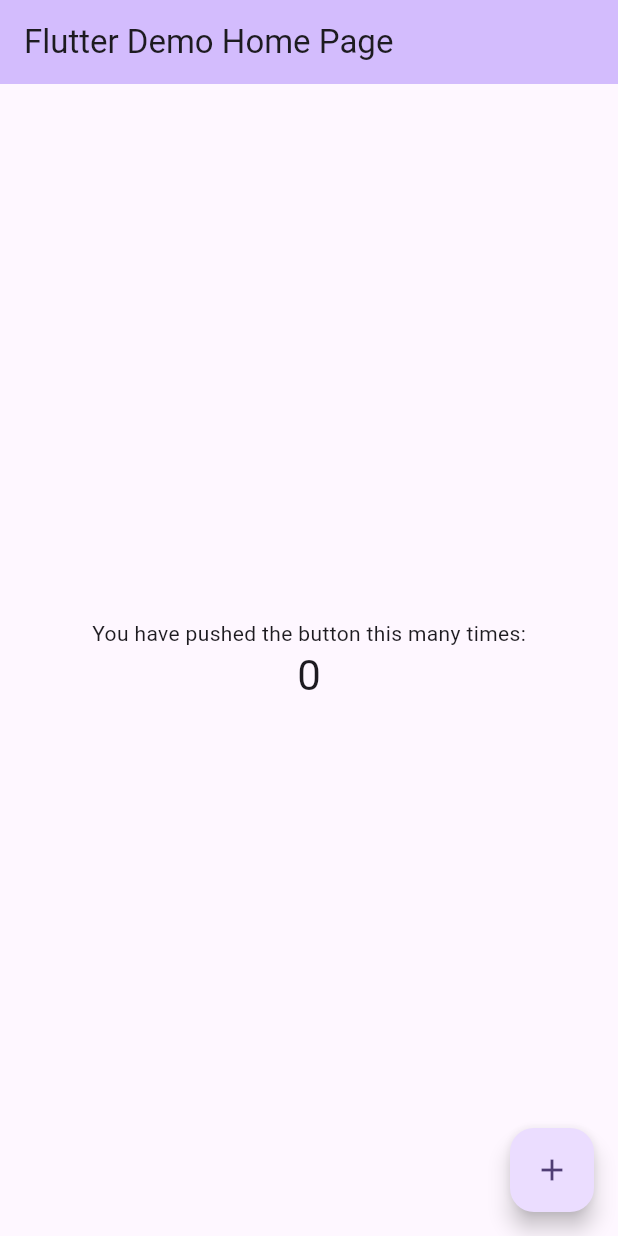
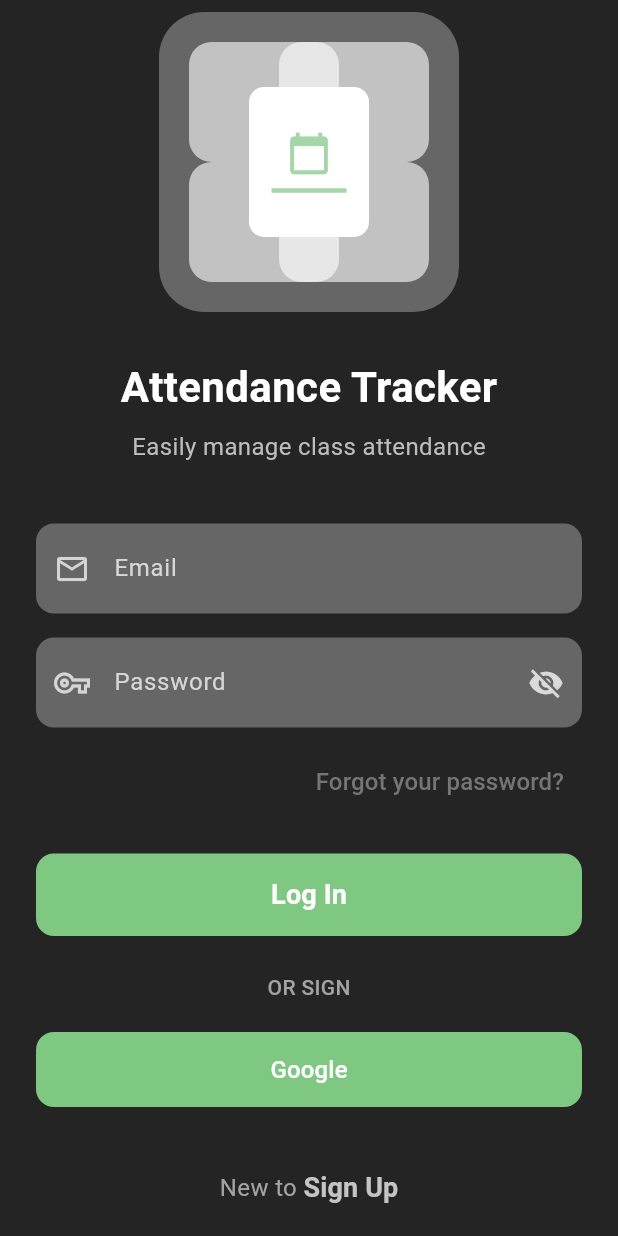
Before and after one commit to Alessandro-CC05/attendance_new, a Flutter app: the screen it shows after launch, on a phone screen of 412 x 824 dp. Run offline on Flutter 3.47's test engine with Material 3 defaults, Android fonts, the light colour scheme and no system bars.

Commit message:
login_ui

```diff
--- a/lib/main.dart
+++ b/lib/main.dart
@@ -1,122 +1,22 @@
 import 'package:flutter/material.dart';
+import './ui/pages/login_page.dart';
 
 void main() {
   runApp(const MyApp());
 }
 
 class MyApp extends StatelessWidget {
-  const MyApp({super.key});
+  const MyApp({Key? key}) : super(key: key);
 
-  // This widget is the root of your application.
   @override
   Widget build(BuildContext context) {
     return MaterialApp(
-      title: 'Flutter Demo',
+      title: 'Attendance Tracker',
+      debugShowCheckedModeBanner: false,
       theme: ThemeData(
-        // This is the theme of your application.
-        //
-        // TRY THIS: Try running your application with "flutter run". You'll see
-        // the application has a purple toolbar. Then, without quitting the app,
-        // try changing the seedColor in the colorScheme below to Colors.green
-        // and then invoke "hot reload" (save your changes or press the "hot
-        // reload" button in a Flutter-supported IDE, or press "r" if you used
-        // the command line to start the app).
-        //
-        // Notice that the counter didn't reset back to zero; the application
-        // state is not lost during the reload. To reset the state, use hot
-        // restart instead.
-        //
-        // This works for code too, not just values: Most code changes can be
-        // tested with just a hot reload.
-        colorScheme: .fromSeed(seedColor: Colors.deepPurple),
+        primarySwatch: Colors.green,
       ),
-      home: const MyHomePage(title: 'Flutter Demo Home Page'),
+      home: const AttendanceLoginScreen(),
     );
   }
 }
-
-class MyHomePage extends StatefulWidget {
-  const MyHomePage({super.key, required this.title});
-
-  // This widget is the home page of your application. It is stateful, meaning
-  // that it has a State object (defined below) that contains fields that affect
-  // how it looks.
-
-  // This class is the configuration for the state. It holds the values (in this
-  // case the title) provided by the parent (in this case the App widget) and
-  // used by the build method of the State. Fields in a Widget subclass are
-  // always marked "final".
-
-  final String title;
-
-  @override
-  State<MyHomePage> createState() => _MyHomePageState();
-}
-
-class _MyHomePageState extends State<MyHomePage> {
-  int _counter = 0;
-
-  void _incrementCounter() {
-    setState(() {
-      // This call to setState tells the Flutter framework that something has
-      // changed in this State, which causes it to rerun the build method below
-      // so that the display can reflect the updated values. If we changed
-      // _counter without calling setState(), then the build method would not be
-      // called again, and so nothing would appear to happen.
-      _counter++;
-    });
-  }
-
-  @override
-  Widget build(BuildContext context) {
-    // This method is rerun every time setState is called, for instance as done
-    // by the _incrementCounter method above.
-    //
-    // The Flutter framework has been optimized to make rerunning build methods
-    // fast, so that you can just rebuild anything that needs updating rather
-    // than having to individually change instances of widgets.
-    return Scaffold(
-      appBar: AppBar(
-        // TRY THIS: Try changing the color here to a specific color (to
-        // Colors.amber, perhaps?) and trigger a hot reload to see the AppBar
-        // change color while the other colors stay the same.
-        backgroundColor: Theme.of(context).colorScheme.inversePrimary,
-        // Here we take the value from the MyHomePage object that was created by
-        // the App.build method, and use it to set our appbar title.
-        title: Text(widget.title),
-      ),
-      body: Center(
-        // Center is a layout widget. It takes a single child and positions it
-        // in the middle of the parent.
-        child: Column(
-          // Column is also a layout widget. It takes a list of children and
-          // arranges them vertically. By default, it sizes itself to fit its
-          // children horizontally, and tries to be as tall as its parent.
-          //
-          // Column has various properties to control how it sizes itself and
-          // how it positions its children. Here we use mainAxisAlignment to
-          // center the children vertically; the main axis here is the vertical
-          // axis because Columns are vertical (the cross axis would be
-          // horizontal).
-          //
-          // TRY THIS: Invoke "debug painting" (choose the "Toggle Debug Paint"
-          // action in the IDE, or press "p" in the console), to see the
-          // wireframe for each widget.
-          mainAxisAlignment: .center,
-          children: [
-            const Text('You have pushed the button this many times:'),
-            Text(
-              '$_counter',
-              style: Theme.of(context).textTheme.headlineMedium,
-            ),
-          ],
-        ),
-      ),
-      floatingActionButton: FloatingActionButton(
-        onPressed: _incrementCounter,
-        tooltip: 'Increment',
-        child: const Icon(Icons.add),
-      ),
-    );
-  }
-}
--- a/lib/ui/pages/login_page.dart
+++ b/lib/ui/pages/login_page.dart
@@ -0,0 +1,321 @@
+import 'package:flutter/material.dart';
+
+class AttendanceLoginScreen extends StatefulWidget {
+  const AttendanceLoginScreen({Key? key}) : super(key: key);
+
+  @override
+  State<AttendanceLoginScreen> createState() => _AttendanceLoginScreenState();
+}
+
+class _AttendanceLoginScreenState extends State<AttendanceLoginScreen> {
+  final _emailController = TextEditingController();
+  final _passwordController = TextEditingController();
+  bool _obscurePassword = true;
+
+  @override
+  void dispose() {
+    _emailController.dispose();
+    _passwordController.dispose();
+    super.dispose();
+  }
+
+  @override
+  Widget build(BuildContext context) {
+    return Scaffold(
+      backgroundColor: const Color.fromARGB(255, 36, 36, 36),
+      body: SafeArea(
+        child: Center(
+          child: SingleChildScrollView(
+            padding: const EdgeInsets.symmetric(horizontal: 24.0),
+            child: Column(
+              mainAxisAlignment: MainAxisAlignment.center,
+              children: [
+                // Logo/Icon
+                Container(
+                  width: 200,
+                  height: 200,
+                  decoration: BoxDecoration(
+                    color: Colors.white.withOpacity(0.3),
+                    borderRadius: BorderRadius.circular(30),
+                  ),
+                  child: Stack(
+                    children: [
+                      Positioned(
+                        top: 20,
+                        left: 20,
+                        child: _buildPuzzlePiece(100, 80),
+                      ),
+                      Positioned(
+                        top: 20,
+                        right: 20,
+                        child: _buildPuzzlePiece(100, 80),
+                      ),
+                      Positioned(
+                        bottom: 20,
+                        left: 20,
+                        child: _buildPuzzlePiece(100, 80),
+                      ),
+                      Positioned(
+                        bottom: 20,
+                        right: 20,
+                        child: _buildPuzzlePiece(100, 80),
+                      ),
+                      Center(
+                        child: Container(
+                          width: 80,
+                          height: 100,
+                          decoration: BoxDecoration(
+                            color: Colors.white,
+                            borderRadius: BorderRadius.circular(10),
+                          ),
+                          child: Column(
+                            mainAxisAlignment: MainAxisAlignment.center,
+                            children: [
+                              Icon(Icons.calendar_today,
+                                color: Colors.green[200], size: 30),
+                              const SizedBox(height: 8),
+                              Container(
+                                width: 50,
+                                height: 3,
+                                color: Colors.green[200],
+                              ),
+                            ],
+                          ),
+                        ),
+                      ),
+                    ],
+                  ),
+                ),
+
+                const SizedBox(height: 30),
+
+                // Title
+                const Text(
+                  'Attendance Tracker',
+                  style: TextStyle(
+                    fontSize: 28,
+                    fontWeight: FontWeight.bold,
+                    color: Colors.white,
+                  ),
+                ),
+
+                const SizedBox(height: 8),
+
+                // Subtitle
+                Text(
+                  'Easily manage class attendance',
+                  style: TextStyle(
+                    fontSize: 16,
+                    color: const Color.fromARGB(255, 189, 189, 189),
+                  ),
+                ),
+
+                const SizedBox(height: 40),
+
+                // Email Input
+                _buildInputField(
+                  controller: _emailController,
+                  icon: Icons.email_outlined,
+                  hintText: 'Email',
+                ),
+
+                const SizedBox(height: 16),
+
+                // Password Input
+                _buildInputField(
+                  controller: _passwordController,
+                  icon: Icons.vpn_key_outlined,
+                  hintText: 'Password',
+                  obscureText: _obscurePassword,
+                  suffixIcon: IconButton(
+                    icon: Icon(
+                      _obscurePassword ? Icons.visibility_off : Icons.visibility,
+                      color: const Color.fromARGB(255, 219, 218, 218),
+                    ),
+                    onPressed: () {
+                      setState(() {
+                        _obscurePassword = !_obscurePassword;
+                      });
+                    },
+                  ),
+                ),
+
+                const SizedBox(height: 12),
+
+                // Forgot Password
+                Align(
+                  alignment: Alignment.centerRight,
+                  child: TextButton(
+                    onPressed: () {},
+                    child: Text(
+                      'Forgot your password?',
+                      style: TextStyle(
+                        color: Colors.grey[600],
+                        fontSize: 16,
+                      ),
+                    ),
+                  ),
+                ),
+
+                const SizedBox(height: 24),
+
+                // Log In Button
+                SizedBox(
+                  width: double.infinity,
+                  height: 55,
+                  child: ElevatedButton(
+                    onPressed: () {
+                      // Handle login
+                    },
+                    style: ElevatedButton.styleFrom(
+                      backgroundColor: Color.fromARGB(255, 127, 200, 129),
+                      shape: RoundedRectangleBorder(
+                        borderRadius: BorderRadius.circular(12),
+                      ),
+                      elevation: 0,
+                    ),
+                    child: const Text(
+                      'Log In',
+                      style: TextStyle(
+                        fontSize: 18,
+                        fontWeight: FontWeight.w600,
+                        color: Colors.white,
+                      ),
+                    ),
+                  ),
+                ),
+
+                const SizedBox(height: 24),
+
+                // OR SIGN
+                Text(
+                  'OR SIGN',
+                  style: TextStyle(
+                    color: Color.fromARGB(255, 163, 163, 163),
+                    fontSize: 14,
+                    fontWeight: FontWeight.w500,
+                  ),
+                ),
+
+                const SizedBox(height: 20),
+
+                // Social Login Buttons
+                Row(
+                  children: [
+
+                    Expanded(
+                      child: _buildSocialButton(
+                        'Google',
+                        Icons.g_mobiledata,
+                        () {},
+                      ),
+                    ),
+                  ],
+                ),
+
+                const SizedBox(height: 30),
+
+                // Sign Up
+                Row(
+                  mainAxisAlignment: MainAxisAlignment.center,
+                  children: [
+                    Text(
+                      'New to ',
+                      style: TextStyle(
+                        color: Color.fromARGB(255, 163, 163, 163),
+                        fontSize: 16,
+                      ),
+                    ),
+                    TextButton(
+                      onPressed: () {},
+                      style: TextButton.styleFrom(
+                        padding: EdgeInsets.zero,
+                        minimumSize: const Size(50, 30),
+                      ),
+                      child: Text(
+                        'Sign Up',
+                        style: TextStyle(
+                          color: const Color.fromARGB(255, 196, 196, 196),
+                          fontSize: 18,
+                          fontWeight: FontWeight.bold,
+                        ),
+                      ),
+                    ),
+                  ],
+                ),
+
+
+              ],
+            ),
+          ),
+        ),
+      ),
+    );
+  }
+
+  Widget _buildPuzzlePiece(double width, double height) {
+    return Container(
+      width: width,
+      height: height,
+      decoration: BoxDecoration(
+        color: Colors.white.withOpacity(0.6),
+        borderRadius: BorderRadius.circular(15),
+      ),
+    );
+  }
+
+  Widget _buildInputField({
+    required TextEditingController controller,
+    required IconData icon,
+    required String hintText,
+    bool obscureText = false,
+    Widget? suffixIcon,
+  }) {
+    return Container(
+      decoration: BoxDecoration(
+        color: Colors.white.withOpacity(0.3),
+        borderRadius: BorderRadius.circular(12),
+      ),
+      child: TextField(
+        controller: controller,
+        obscureText: obscureText,
+        style: const TextStyle(color: Color.fromARGB(221, 0, 0, 0)),
+        decoration: InputDecoration(
+          prefixIcon: Icon(icon, color: const Color.fromARGB(255, 213, 213, 213)),
+          suffixIcon: suffixIcon,
+          hintText: hintText,
+          hintStyle: TextStyle(color: const Color.fromARGB(255, 215, 215, 215)),
+          border: InputBorder.none,
+          contentPadding: const EdgeInsets.symmetric(
+            horizontal: 20,
+            vertical: 18,
+          ),
+        ),
+      ),
+    );
+  }
+
+  Widget _buildSocialButton(String text, IconData icon, VoidCallback onPressed) {
+    return SizedBox(
+      height: 50,
+      child: ElevatedButton(
+        onPressed: onPressed,
+        style: ElevatedButton.styleFrom(
+          backgroundColor: const Color.fromARGB(255, 127, 200, 129),
+          shape: RoundedRectangleBorder(
+            borderRadius: BorderRadius.circular(12),
+          ),
+          elevation: 0,
+        ),
+        child: Text(
+          text,
+          style: const TextStyle(
+            fontSize: 16,
+            fontWeight: FontWeight.w500,
+            color: Colors.white,
+          ),
+        ),
+      ),
+    );
+  }
+}
```
